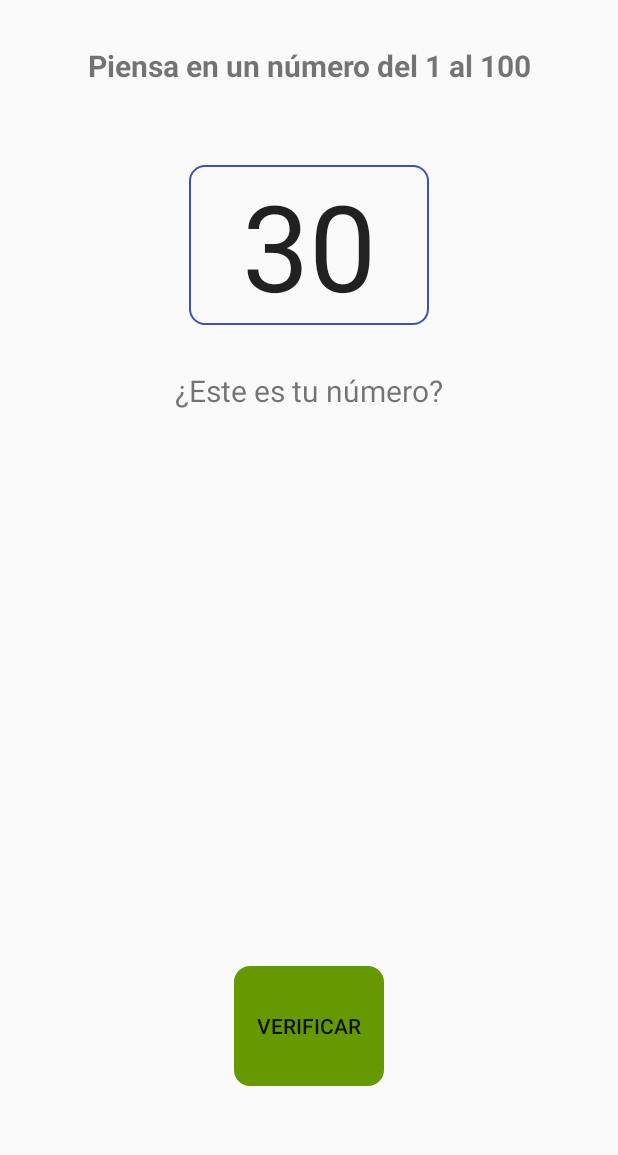
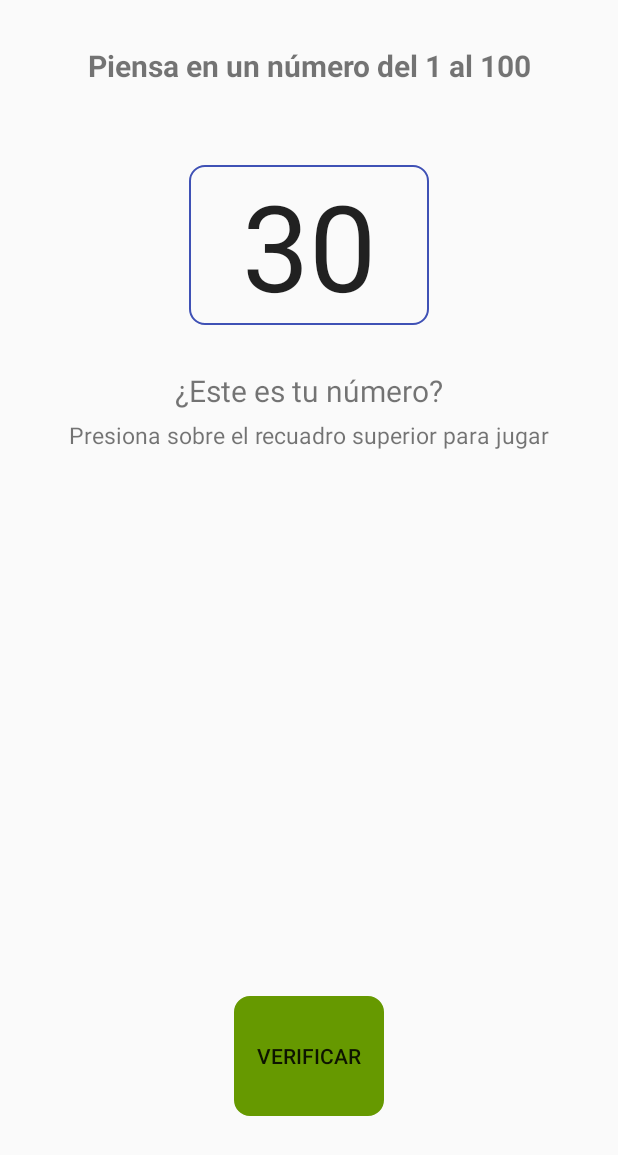
Before and after one commit to BiancaSozzi/adivinarelnumero, an Android app: the layout activity_game_option_2.xml on its own in the app's theme, with its tools: preview values and no code run, on a phone screen of 412 x 824 dp. Shown: the top 1155 px of the screen. Run offline under Robolectric (Android 15) with nearby library versions, the phone set to English and light mode, and no system bars.

```diff
--- a/app/src/main/res/layout/activity_game_option_2.xml
+++ b/app/src/main/res/layout/activity_game_option_2.xml
@@ -44,6 +44,17 @@
         android:layout_marginTop="30dp"
         android:layout_below="@+id/number_text_2"
         />
+    <TextView
+        android:id="@+id/info_box"
+        android:layout_width="wrap_content"
+        android:layout_height="wrap_content"
+        android:layout_centerHorizontal="true"
+        android:text = "@string/info_box_text"
+        android:textSize="15sp"
+        android:layout_marginTop="5dp"
+        android:layout_below="@+id/message_text"
+        />
+
     <Button
         android:id="@+id/check_number_button"
         android:layout_width="100dp"
@@ -53,5 +64,5 @@
         android:text="@string/text_button_verify"
         android:background="@drawable/number_box_style"
         android:backgroundTint="@android:color/holo_green_dark"
-        android:layout_marginBottom="100dp"/>
+        android:layout_marginBottom="80dp"/>
 </RelativeLayout>
--- a/app/src/main/res/values/strings.xml
+++ b/app/src/main/res/values/strings.xml
@@ -15,5 +15,6 @@
     <string name="text_btn_finishgame">Volver a jugar</string>
     <string name="text_button_verify">Verificar</string>
     <string name="not_valid_number_text">Valor ingresado no válido</string>
+    <string name="info_box_text">Presiona sobre el recuadro superior para jugar</string>
 
 </resources>
```
Also changed, not shown: app/src/main/java/com/bianca/adivinaelnumero/GameActivity.java (+8 -2 lines), 1 other file.
